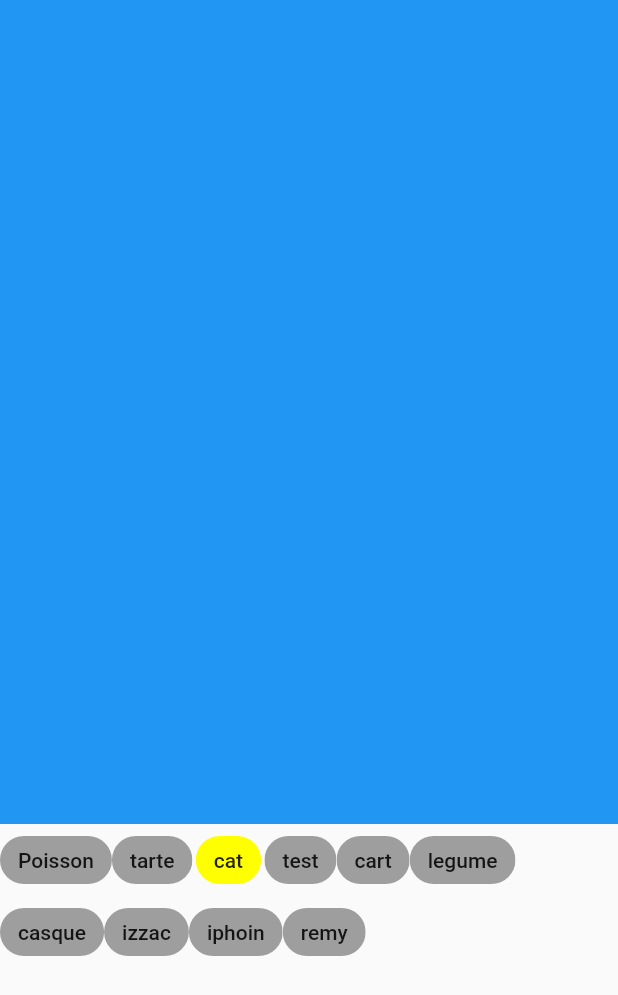
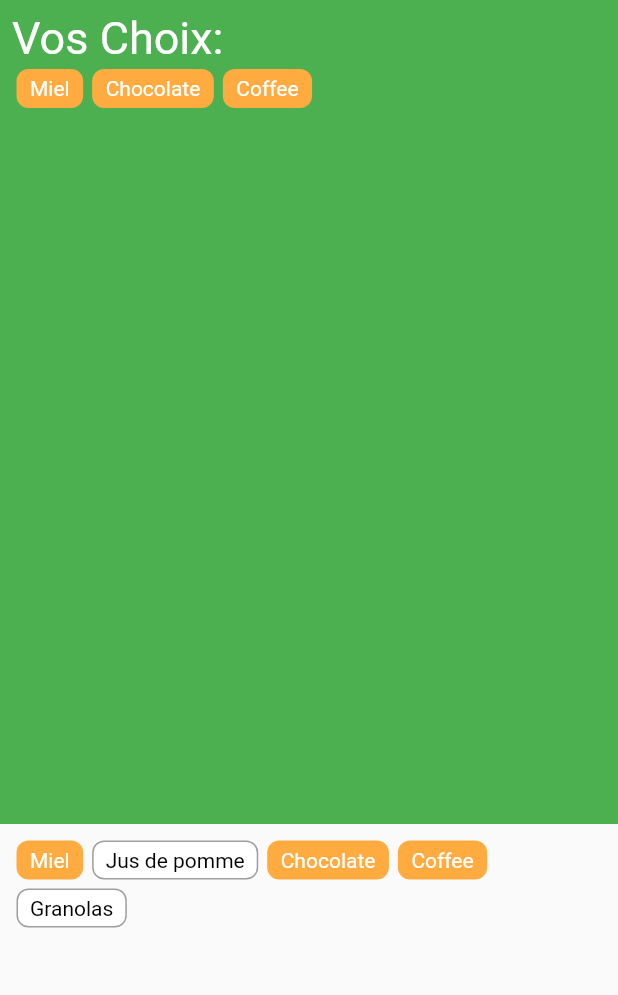
Before and after one commit to SwannHERRERA/flutter-cc, a Flutter app: the screen it shows after launch, on a phone screen of 412 x 824 dp. Shown: the top 995 px of the screen. Run offline on Flutter 3.47's test engine with Material 2 defaults, Android fonts, the phone set to English and light mode, and no system bars.

Commit message:
finish tp

```diff
--- a/flutter_cc/lib/choice_item.dart
+++ b/flutter_cc/lib/choice_item.dart
@@ -1,19 +1,38 @@
 import 'package:flutter/material.dart';
 
-class ChoiceItem extends StatelessWidget {
+class ChoiceItem {
   final bool isSelected;
-  final String item;
+  final String name;
   const ChoiceItem({
+    required this.isSelected,
+    required this.name,
+  });
+}
+
+class ChoiceItemWidget extends StatelessWidget {
+  final ChoiceItem item;
+  const ChoiceItemWidget({
     super.key,
-    required this.isSelected,
     required this.item,
   });
 
   @override
   Widget build(BuildContext context) {
-    return Chip(
-      backgroundColor: isSelected ? Colors.yellowAccent : Colors.grey,
-      label: Text(item),
+    return Container(
+      padding: const EdgeInsets.symmetric(horizontal: 8, vertical: 4),
+      decoration: BoxDecoration(
+        color: item.isSelected ? Colors.orangeAccent : Colors.white,
+        borderRadius: BorderRadius.circular(8),
+        border: Border.all(
+          color: item.isSelected ? Colors.orangeAccent : Colors.grey,
+        ),
+      ),
+      child: Text(
+        item.name,
+        style: TextStyle(
+          color: item.isSelected ? Colors.white : Colors.black,
+        ),
+      ),
     );
   }
 }
--- a/flutter_cc/lib/footer.dart
+++ b/flutter_cc/lib/footer.dart
@@ -2,27 +2,28 @@ import 'package:flutter/material.dart';
 import 'choice_item.dart';
 
 class Footer extends StatelessWidget {
-  const Footer({super.key});
+  final void Function(int) onTap;
+  final List<ChoiceItem> items;
+  const Footer({super.key, required this.onTap, required this.items});
 
   @override
   Widget build(BuildContext context) {
-    return Wrap(
-      alignment: WrapAlignment.start,
-      children: [
-        GestureDetector(
-          onTap: () {},
-          child: const ChoiceItem(isSelected: false, item: "Poisson"),
-        ),
-        const ChoiceItem(isSelected: false, item: "tarte"),
-        const ChoiceItem(isSelected: true, item: "cat"),
-        const ChoiceItem(isSelected: false, item: "test"),
-        const ChoiceItem(isSelected: false, item: "cart"),
-        const ChoiceItem(isSelected: false, item: "legume"),
-        const ChoiceItem(isSelected: false, item: "casque"),
-        const ChoiceItem(isSelected: false, item: "izzac"),
-        const ChoiceItem(isSelected: false, item: "iphoin"),
-        const ChoiceItem(isSelected: false, item: "remy"),
-      ],
+    return Padding(
+      padding: const EdgeInsets.all(8),
+      child: Wrap(
+        alignment: WrapAlignment.start,
+        children: items
+            .map(
+              (item) => Padding(
+                padding: const EdgeInsets.all(3.0),
+                child: GestureDetector(
+                  onTap: () => onTap(items.indexOf(item)),
+                  child: ChoiceItemWidget(item: item),
+                ),
+              ),
+            )
+            .toList(),
+      ),
     );
   }
 }
--- a/flutter_cc/lib/header.dart
+++ b/flutter_cc/lib/header.dart
@@ -1,14 +1,38 @@
 import 'package:flutter/material.dart';
 
+import 'choice_item.dart';
+
 class Header extends StatelessWidget {
-  const Header({super.key});
+  final List<ChoiceItem> items;
+  const Header({super.key, required this.items});
 
   @override
   Widget build(BuildContext context) {
     return Container(
-      height: 100,
+      padding: const EdgeInsets.all(8),
+      color: Colors.green,
       width: double.infinity,
-      color: Colors.blue,
+      child: Column(
+        crossAxisAlignment: CrossAxisAlignment.start,
+        children: [
+          const Text(
+            "Vos Choix: ",
+            style: TextStyle(
+              color: Colors.white,
+              fontSize: 30,
+            ),
+          ),
+          Wrap(
+            alignment: WrapAlignment.start,
+            children: items.where((item) => item.isSelected).map((e) {
+              return Padding(
+                padding: const EdgeInsets.all(3.0),
+                child: ChoiceItemWidget(item: e),
+              );
+            }).toList(),
+          )
+        ],
+      ),
     );
   }
 }
--- a/flutter_cc/lib/main.dart
+++ b/flutter_cc/lib/main.dart
@@ -1,5 +1,6 @@
 import 'package:flutter/material.dart';
 
+import 'choice_item.dart';
 import 'footer.dart';
 import 'header.dart';
 
@@ -22,18 +23,49 @@ class MyApp extends StatelessWidget {
   }
 }
 
-class HomePage extends StatelessWidget {
+class HomePage extends StatefulWidget {
   const HomePage({Key? key}) : super(key: key);
+
+  @override
+  State<HomePage> createState() => _HomePageState();
+}
+
+class _HomePageState extends State<HomePage> {
+  List<ChoiceItem> items = [
+    const ChoiceItem(isSelected: true, name: "Miel"),
+    const ChoiceItem(isSelected: false, name: "Jus de pomme"),
+    const ChoiceItem(isSelected: true, name: "Chocolate"),
+    const ChoiceItem(isSelected: true, name: "Coffee"),
+    const ChoiceItem(isSelected: false, name: "Granolas"),
+  ];
+
+  void toggleSelected(int index) {
+    final newItem = ChoiceItem(
+      isSelected: !items[index].isSelected,
+      name: items[index].name,
+    );
+    setState(() {
+      items[index] = newItem;
+    });
+  }
 
   @override
   Widget build(BuildContext context) {
     return Scaffold(
-      body: Column(
-        crossAxisAlignment: CrossAxisAlignment.start,
-        children: const [
-          Expanded(flex: 2, child: Header()),
-          Expanded(flex: 1, child: Footer()),
-        ],
+      body: SafeArea(
+        child: Column(
+          crossAxisAlignment: CrossAxisAlignment.start,
+          children: [
+            Expanded(
+              flex: 2,
+              child: Header(items: items),
+            ),
+            Expanded(
+              flex: 1,
+              child: Footer(items: items, onTap: toggleSelected),
+            ),
+          ],
+        ),
       ),
     );
   }
```
